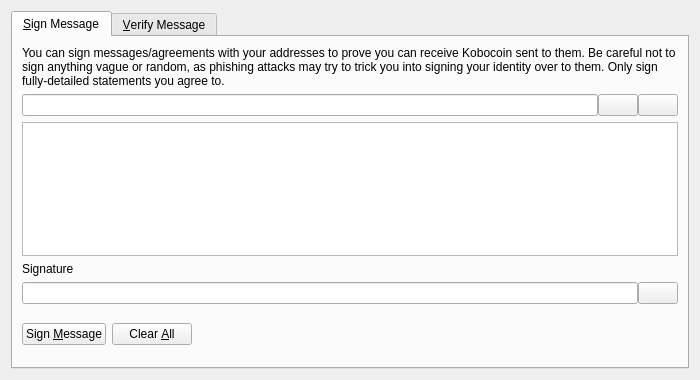
Old version of the form src/qt/forms/signverifymessagedialog.ui in the repository kobocoin/Kobocoin.
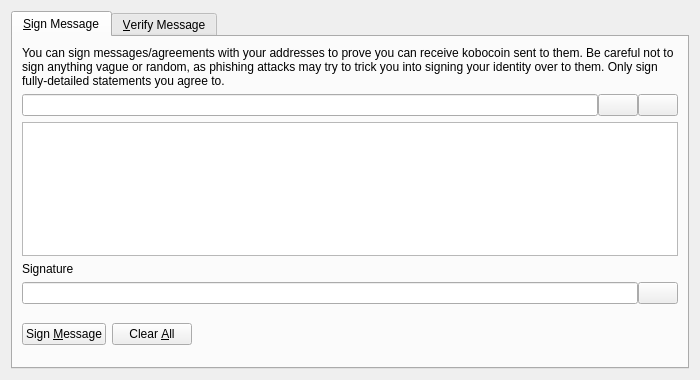
New version of the form. Icons and pictures are not drawn. Custom widgets are drawn as their Qt base class.

```diff
--- a/src/qt/forms/signverifymessagedialog.ui
+++ b/src/qt/forms/signverifymessagedialog.ui
@@ -30,7 +30,7 @@
        <item>
         <widget class="QLabel" name="infoLabel_SM">
          <property name="text">
-          <string>You can sign messages/agreements with your addresses to prove you can receive Kobocoin sent to them. Be careful not to sign anything vague or random, as phishing attacks may try to trick you into signing your identity over to them. Only sign fully-detailed statements you agree to.</string>
+          <string>You can sign messages/agreements with your addresses to prove you can receive kobocoin sent to them. Be careful not to sign anything vague or random, as phishing attacks may try to trick you into signing your identity over to them. Only sign fully-detailed statements you agree to.</string>
          </property>
          <property name="textFormat">
           <enum>Qt::PlainText</enum>
```
Left out of the diff: 8 changed lines with no effect on the pictures.
